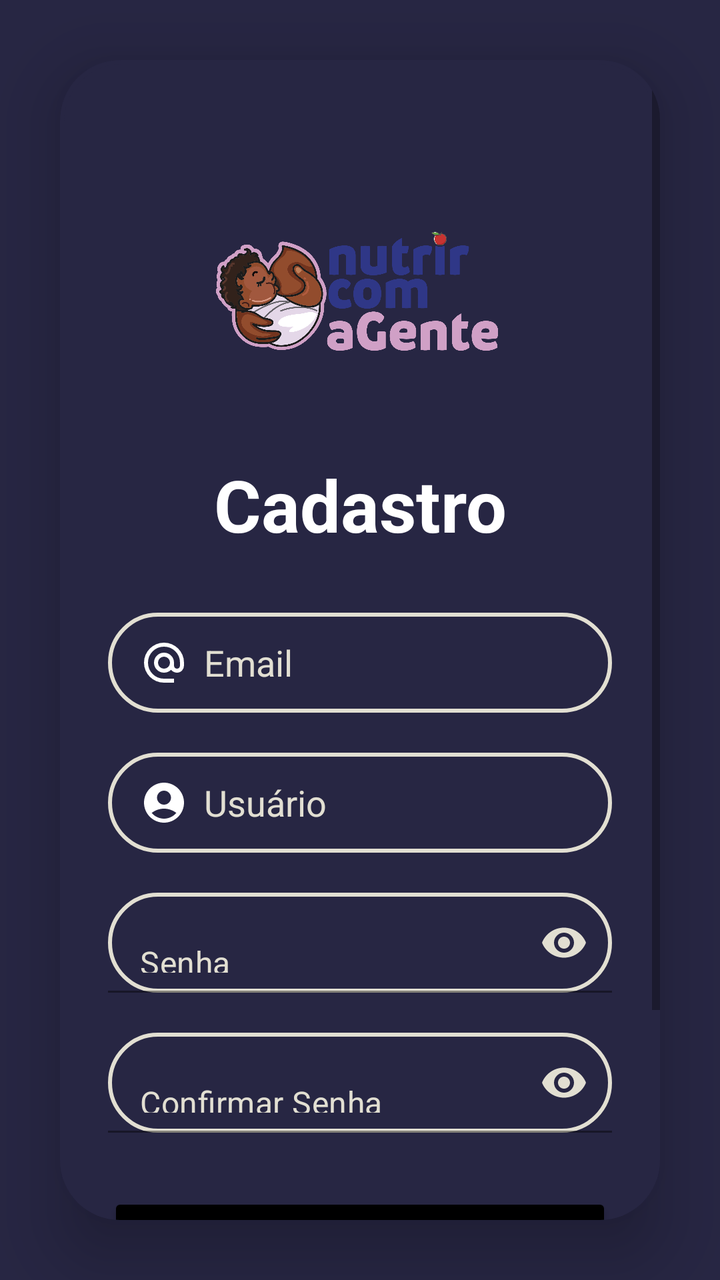
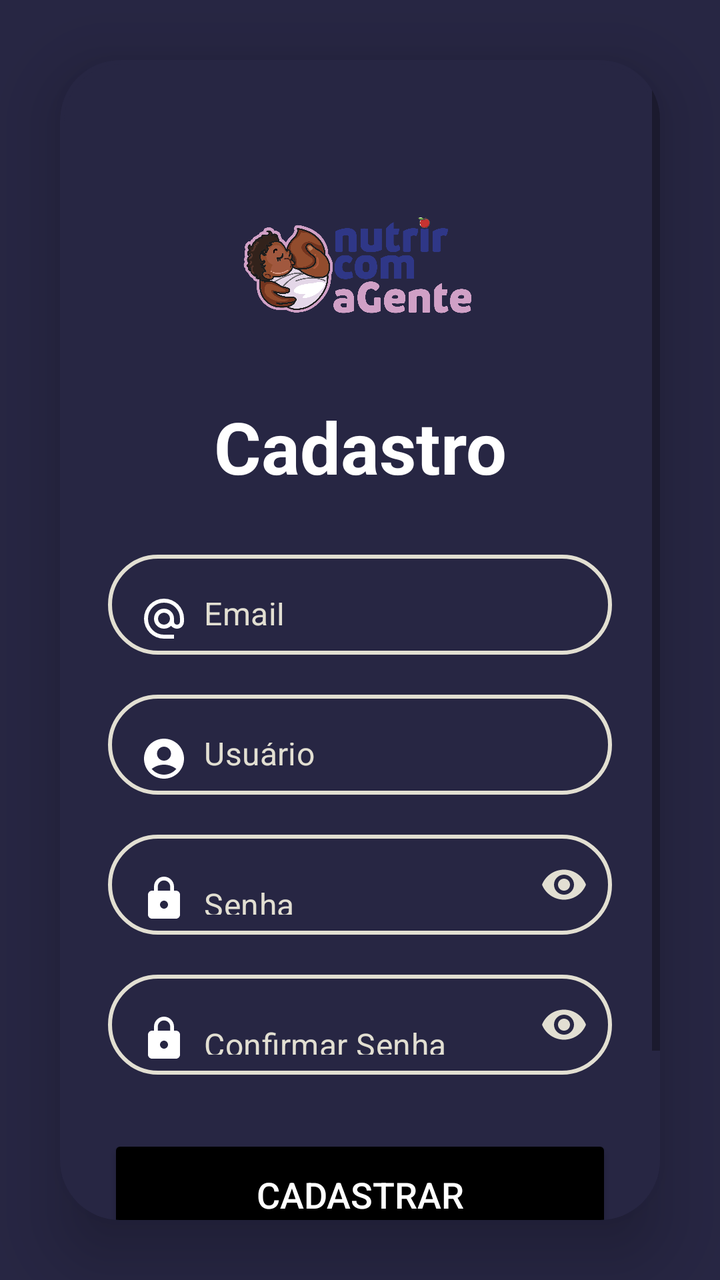

Screens rendered from an Android XML layout before and after an edit, with the pre-edit source and the edit as a unified diff.
<!-- AndroidManifest.xml: application theme Theme.NutrirAGente -->
<!-- res/layout/activity_signup.xml -->
<?xml version="1.0" encoding="utf-8"?>
<LinearLayout xmlns:android="http://schemas.android.com/apk/res/android"
    xmlns:app="http://schemas.android.com/apk/res-auto"
    xmlns:tools="http://schemas.android.com/tools"
    android:id="@+id/signupFragment"
    android:layout_width="match_parent"
    android:layout_height="match_parent"
    android:background="@color/blue_toolbar"
    android:fitsSystemWindows="true"
    android:gravity="center"
    android:orientation="vertical">


    <androidx.cardview.widget.CardView
        android:layout_width="match_parent"
        android:layout_height="wrap_content"
        android:layout_margin="30dp"
        android:backgroundTint="@color/blue_toolbar"
        app:cardCornerRadius="30dp"
        app:cardElevation="20dp">

        <ScrollView
            android:layout_width="match_parent"
            android:layout_height="match_parent">

    <LinearLayout
            android:layout_width="match_parent"
            android:layout_height="wrap_content"
            android:layout_gravity="center_horizontal"
            android:backgroundTint="@color/blue_toolbar"
            android:background="@drawable/custom_edittext"
            android:orientation="vertical"
            android:padding="24dp">


            <ImageView
                android:id="@+id/logopink_signup"
                android:layout_width="wrap_content"
                android:layout_height="150dp"
                android:layout_gravity="center_horizontal"
                android:layout_marginTop="24dp"
                android:src="@drawable/logopink"
                app:layout_constraintEnd_toEndOf="parent"
                app:layout_constraintStart_toStartOf="parent"
                app:layout_constraintTop_toTopOf="parent" />

            <TextView
                android:id="@+id/signupText"
                android:layout_width="match_parent"
                android:layout_height="wrap_content"
                android:text="Cadastro"
                android:textAlignment="center"
                android:textColor="@color/white"
                android:textSize="36sp"
                android:textStyle="bold" />

            <EditText
                android:id="@+id/signup_email"
                android:layout_width="match_parent"
                android:layout_height="50dp"
                android:layout_marginTop="30dp"
                android:background="@drawable/custom_edittexttwo"
                android:drawableLeft="@drawable/outline_alternate_email_24"
                android:drawablePadding="8dp"
                android:hint="Email"
                android:inputType="textEmailAddress"
                android:textColorHint="@color/Pearl"
                android:textColor="@color/white" />

            <EditText
                android:id="@+id/signup_username"
                android:layout_width="match_parent"
                android:layout_height="50dp"
                android:layout_marginTop="20dp"
                android:background="@drawable/custom_edittexttwo"
                android:drawableLeft="@drawable/baseline_account_circle_24"
                android:drawablePadding="8dp"
                android:hint="Usuário"
                android:inputType="text"
                android:textColorHint="@color/Pearl"
                android:textColor="@color/white" />

            <com.google.android.material.textfield.TextInputLayout
                android:layout_width="match_parent"
                android:layout_height="wrap_content"
                android:layout_marginTop="20dp"
                app:hintEnabled="false"
                app:passwordToggleEnabled="true"
                app:passwordToggleTint="@color/Pearl">
                <EditText
                    android:id="@+id/signup_password"
                    android:layout_width="match_parent"
                    android:layout_height="50dp"
                    android:background="@drawable/custom_edittexttwo"
                    android:drawableLeft="@drawable/baseline_lock_24"
                    android:drawablePadding="8dp"
                    android:hint="Senha"
                    android:inputType="textPassword"
                    android:textColorHint="@color/Pearl"
                    android:textColor="@color/white" />
            </com.google.android.material.textfield.TextInputLayout>

            <com.google.android.material.textfield.TextInputLayout
                android:layout_width="match_parent"
                android:layout_height="wrap_content"
                android:layout_marginTop="20dp"
                app:hintEnabled="false"
                app:passwordToggleEnabled="true"
                app:passwordToggleTint="@color/Pearl">
                <EditText
                    android:id="@+id/signup_confirm_password"
                    android:layout_width="match_parent"
                    android:layout_height="50dp"
                    android:background="@drawable/custom_edittexttwo"
                    android:drawableLeft="@drawable/baseline_lock_24"
                    android:drawablePadding="8dp"
                    android:hint="Confirmar Senha"
                    android:inputType="textPassword"
                    android:textColorHint="@color/Pearl"
                    android:textColor="@color/white" />
            </com.google.android.material.textfield.TextInputLayout>


            <Button
                android:id="@+id/signup_button"
                android:layout_width="match_parent"
                android:layout_height="60dp"
                android:layout_marginTop="30dp"
                android:backgroundTint="@color/button_state_list"
                android:text="Cadastrar"
                android:textColor="@color/white"
                android:textSize="18sp" />

           
            <TextView
                android:id="@+id/login_redirect_text"
                android:layout_width="match_parent"
                android:layout_height="wrap_content"
                android:layout_marginTop="20dp"
                android:padding="8dp"
                android:text="Já tem uma conta? Faça o login"
                android:textAlignment="center"
                android:textColor="@color/white"
                android:textSize="16sp" />




        </LinearLayout>
        </ScrollView>
    </androidx.cardview.widget.CardView>
</LinearLayout>
<!-- resources referenced by this layout -->
<resources>
  <color name="Pearl">#E2DFD2</color>
  <color name="blue_toolbar">#272643</color>
  <color name="white">#FFFFFFFF</color>
  <!-- drawable baseline_account_circle_24 (drawable) -->
  <vector xmlns:android="http://schemas.android.com/apk/res/android" android:height="24dp" android:tint="@color/white" android:viewportHeight="24" android:viewportWidth="24" android:width="24dp">
        
      <path android:fillColor="@android:color/white" android:pathData="M12,2C6.48,2 2,6.48 2,12s4.48,10 10,10s10,-4.48 10,-10S17.52,2 12,2zM12,6c1.93,0 3.5,1.57 3.5,3.5S13.93,13 12,13s-3.5,-1.57 -3.5,-3.5S10.07,6 12,6zM12,20c-2.03,0 -4.43,-0.82 -6.14,-2.88C7.55,15.8 9.68,15 12,15s4.45,0.8 6.14,2.12C16.43,19.18 14.03,20 12,20z"/>
      
  </vector>
  <!-- drawable baseline_lock_24 (drawable) -->
  <vector xmlns:android="http://schemas.android.com/apk/res/android" android:height="24dp" android:tint="@color/white" android:viewportHeight="24" android:viewportWidth="24" android:width="24dp">
        
      <path android:fillColor="@android:color/white" android:pathData="M18,8h-1L17,6c0,-2.76 -2.24,-5 -5,-5S7,3.24 7,6v2L6,8c-1.1,0 -2,0.9 -2,2v10c0,1.1 0.9,2 2,2h12c1.1,0 2,-0.9 2,-2L20,10c0,-1.1 -0.9,-2 -2,-2zM12,17c-1.1,0 -2,-0.9 -2,-2s0.9,-2 2,-2 2,0.9 2,2 -0.9,2 -2,2zM15.1,8L8.9,8L8.9,6c0,-1.71 1.39,-3.1 3.1,-3.1 1.71,0 3.1,1.39 3.1,3.1v2z"/>
      
  </vector>
  <!-- drawable custom_edittext (drawable) -->
  <?xml version="1.0" encoding="utf-8"?>
  <shape xmlns:android="http://schemas.android.com/apk/res/android"
      android:shape="rectangle">
  
      <stroke
          android:width = "2dp"
          android:color="@color/white" />
  
      <corners
          android:radius = "30dp"/>
  
  </shape>
  <!-- drawable custom_edittexttwo (drawable) -->
  <?xml version="1.0" encoding="utf-8"?>
  <shape xmlns:android="http://schemas.android.com/apk/res/android"
      android:shape="rectangle">
  
      <stroke
          android:width = "2dp"
          android:color="@color/Pearl" />
  
      <corners
          android:radius = "30dp"/>
  
      <padding
          android:left="16dp"
          android:right="16dp"/>
  
  </shape>
  <!-- drawable outline_alternate_email_24 (drawable) -->
  <vector xmlns:android="http://schemas.android.com/apk/res/android" android:height="24dp" android:tint="@color/white" android:viewportHeight="960" android:viewportWidth="960" android:width="24dp">
        
      <path android:fillColor="@android:color/white" android:pathData="M480,880Q397,880 324,848.5Q251,817 197,763Q143,709 111.5,636Q80,563 80,480Q80,397 111.5,324Q143,251 197,197Q251,143 324,111.5Q397,80 480,80Q563,80 636,111.5Q709,143 763,197Q817,251 848.5,324Q880,397 880,480L880,538Q880,597 839.5,638.5Q799,680 740,680Q705,680 674,665Q643,650 622,622Q593,651 556.5,665.5Q520,680 480,680Q397,680 338.5,621.5Q280,563 280,480Q280,397 338.5,338.5Q397,280 480,280Q563,280 621.5,338.5Q680,397 680,480L680,538Q680,564 697,582Q714,600 740,600Q766,600 783,582Q800,564 800,538L800,480Q800,346 707,253Q614,160 480,160Q346,160 253,253Q160,346 160,480Q160,614 253,707Q346,800 480,800L680,800L680,880L480,880ZM480,600Q530,600 565,565Q600,530 600,480Q600,430 565,395Q530,360 480,360Q430,360 395,395Q360,430 360,480Q360,530 395,565Q430,600 480,600Z"/>
      
  </vector>
  <style name="Theme.NutrirAGente" parent="Theme.MaterialComponents.Light.NoActionBar">
          
          <item name="colorPrimary">@color/purple_500</item>
          <item name="colorPrimaryVariant">@color/blue_toolbar</item>
          <item name="colorOnPrimary">@color/white</item>
          <item name="colorOnPrimaryFixedVariant">@color/blue_toolbar</item>
          
          <item name="colorSecondary">@color/teal_200</item>
          <item name="colorSecondaryVariant">@color/teal_700</item>
          <item name="colorOnSecondary">@color/black</item>
          
          <item name="android:statusBarColor">@color/blue_toolbar</item>
          
      </style>
  <color name="purple_500">#FF6200EE</color>
  <color name="teal_200">#FF03DAC5</color>
  <color name="teal_700">#FF018786</color>
  <color name="black">#FF000000</color>
  <!-- unchanged entries left out for length: 1 -->
</resources>

<!-- the commit's change to res/layout/activity_signup.xml (unified diff, before → after) -->
@@ -9,7 +9,6 @@
     android:fitsSystemWindows="true"
     android:gravity="center"
     android:orientation="vertical">
-
 
     <androidx.cardview.widget.CardView
         android:layout_width="match_parent"
@@ -23,130 +22,151 @@
             android:layout_width="match_parent"
             android:layout_height="match_parent">
 
-    <LinearLayout
-            android:layout_width="match_parent"
-            android:layout_height="wrap_content"
-            android:layout_gravity="center_horizontal"
-            android:backgroundTint="@color/blue_toolbar"
-            android:background="@drawable/custom_edittext"
-            android:orientation="vertical"
-            android:padding="24dp">
-
-
-            <ImageView
-                android:id="@+id/logopink_signup"
-                android:layout_width="wrap_content"
-                android:layout_height="150dp"
-                android:layout_gravity="center_horizontal"
-                android:layout_marginTop="24dp"
-                android:src="@drawable/logopink"
-                app:layout_constraintEnd_toEndOf="parent"
-                app:layout_constraintStart_toStartOf="parent"
-                app:layout_constraintTop_toTopOf="parent" />
-
-            <TextView
-                android:id="@+id/signupText"
+            <LinearLayout
                 android:layout_width="match_parent"
                 android:layout_height="wrap_content"
-                android:text="Cadastro"
-                android:textAlignment="center"
-                android:textColor="@color/white"
-                android:textSize="36sp"
-                android:textStyle="bold" />
+                android:layout_gravity="center_horizontal"
+                android:background="@drawable/custom_edittext"
+                android:backgroundTint="@color/blue_toolbar"
+                android:orientation="vertical"
+                android:padding="24dp">
 
-            <EditText
-                android:id="@+id/signup_email"
-                android:layout_width="match_parent"
-                android:layout_height="50dp"
-                android:layout_marginTop="30dp"
-                android:background="@drawable/custom_edittexttwo"
-                android:drawableLeft="@drawable/outline_alternate_email_24"
-                android:drawablePadding="8dp"
-                android:hint="Email"
-                android:inputType="textEmailAddress"
-                android:textColorHint="@color/Pearl"
-                android:textColor="@color/white" />
+                <ImageView
+                    android:id="@+id/logopink_signup"
+                    android:layout_width="276dp"
+                    android:layout_height="121dp"
+                    android:layout_gravity="center_horizontal"
+                    android:layout_marginTop="24dp"
+                    android:src="@drawable/logopink" />
 
-            <EditText
-                android:id="@+id/signup_username"
-                android:layout_width="match_parent"
-                android:layout_height="50dp"
-                android:layout_marginTop="20dp"
-                android:background="@drawable/custom_edittexttwo"
-                android:drawableLeft="@drawable/baseline_account_circle_24"
-                android:drawablePadding="8dp"
-                android:hint="Usuário"
-                android:inputType="text"
-                android:textColorHint="@color/Pearl"
-                android:textColor="@color/white" />
+                <TextView
+                    android:id="@+id/signupText"
+                    android:layout_width="match_parent"
+                    android:layout_height="wrap_content"
+                    android:text="Cadastro"
+                    android:textAlignment="center"
+                    android:textColor="@color/white"
+                    android:textSize="36sp"
+                    android:textStyle="bold" />
 
-            <com.google.android.material.textfield.TextInputLayout
-                android:layout_width="match_parent"
-                android:layout_height="wrap_content"
-                android:layout_marginTop="20dp"
-                app:hintEnabled="false"
-                app:passwordToggleEnabled="true"
-                app:passwordToggleTint="@color/Pearl">
-                <EditText
-                    android:id="@+id/signup_password"
+                
+                <com.google.android.material.textfield.TextInputLayout
                     android:layout_width="match_parent"
-                    android:layout_height="50dp"
-                    android:background="@drawable/custom_edittexttwo"
-                    android:drawableLeft="@drawable/baseline_lock_24"
-                    android:drawablePadding="8dp"
-                    android:hint="Senha"
-                    android:inputType="textPassword"
-                    android:textColorHint="@color/Pearl"
-                    android:textColor="@color/white" />
-            </com.google.android.material.textfield.TextInputLayout>
+                    android:layout_height="wrap_content"
+                    android:layout_marginTop="30dp"
+                    app:hintEnabled="false"
+                    app:boxBackgroundMode="none">
 
-            <com.google.android.material.textfield.TextInputLayout
-                android:layout_width="match_parent"
-                android:layout_height="wrap_content"
-                android:layout_marginTop="20dp"
-                app:hintEnabled="false"
-                app:passwordToggleEnabled="true"
-                app:passwordToggleTint="@color/Pearl">
-                <EditText
-                    android:id="@+id/signup_confirm_password"
+                    <com.google.android.material.textfield.TextInputEditText
+                        android:id="@+id/signup_email"
+                        android:layout_width="match_parent"
+                        android:layout_height="50dp"
+                        android:background="@drawable/custom_edittexttwo"
+                        android:drawableStart="@drawable/outline_alternate_email_24"
+                        android:drawablePadding="8dp"
+                        android:hint="Email"
+                        android:inputType="textEmailAddress"
+                        android:paddingStart="16dp"
+                        android:paddingEnd="16dp"
+                        android:textColor="@color/white"
+                        android:textColorHint="@color/Pearl" />
+                </com.google.android.material.textfield.TextInputLayout>
+
+                
+                <com.google.android.material.textfield.TextInputLayout
                     android:layout_width="match_parent"
-                    android:layout_height="50dp"
-                    android:background="@drawable/custom_edittexttwo"
-                    android:drawableLeft="@drawable/baseline_lock_24"
-                    android:drawablePadding="8dp"
-                    android:hint="Confirmar Senha"
-                    android:inputType="textPassword"
-                    android:textColorHint="@color/Pearl"
-                    android:textColor="@color/white" />
-            </com.google.android.material.textfield.TextInputLayout>
+                    android:layout_height="wrap_content"
+                    android:layout_marginTop="20dp"
+                    app:hintEnabled="false"
+                    app:boxBackgroundMode="none">
 
+                    <com.google.android.material.textfield.TextInputEditText
+                        android:id="@+id/signup_username"
+                        android:layout_width="match_parent"
+                        android:layout_height="50dp"
+                        android:background="@drawable/custom_edittexttwo"
+                        android:drawableStart="@drawable/baseline_account_circle_24"
+                        android:drawablePadding="8dp"
+                        android:hint="Usuário"
+                        android:inputType="text"
+                        android:paddingStart="16dp"
+                        android:paddingEnd="16dp"
+                        android:textColor="@color/white"
+                        android:textColorHint="@color/Pearl" />
+                </com.google.android.material.textfield.TextInputLayout>
 
-            <Button
-                android:id="@+id/signup_button"
-                android:layout_width="match_parent"
-                android:layout_height="60dp"
-                android:layout_marginTop="30dp"
-                android:backgroundTint="@color/button_state_list"
-                android:text="Cadastrar"
-                android:textColor="@color/white"
-                android:textSize="18sp" />
+                
+                <com.google.android.material.textfield.TextInputLayout
+                    android:layout_width="match_parent"
+                    android:layout_height="wrap_content"
+                    android:layout_marginTop="20dp"
+                    app:hintEnabled="false"
+                    app:boxBackgroundMode="none"
+                    app:passwordToggleEnabled="true"
+                    app:passwordToggleTint="@color/Pearl">
 
-           
-            <TextView
-                android:id="@+id/login_redirect_text"
-                android:layout_width="match_parent"
-                android:layout_height="wrap_content"
-                android:layout_marginTop="20dp"
-                android:padding="8dp"
-                android:text="Já tem uma conta? Faça o login"
-                android:textAlignment="center"
-                android:textColor="@color/white"
-                android:textSize="16sp" />
+                    <com.google.android.material.textfield.TextInputEditText
+                        android:id="@+id/signup_password"
+                        android:layout_width="match_parent"
+                        android:layout_height="50dp"
+                        android:background="@drawable/custom_edittexttwo"
+                        android:drawableStart="@drawable/baseline_lock_24"
+                        android:drawablePadding="8dp"
+                        android:hint="Senha"
+                        android:inputType="textPassword"
+                        android:paddingStart="16dp"
+                        android:paddingEnd="16dp"
+                        android:textColor="@color/white"
+                        android:textColorHint="@color/Pearl" />
+                </com.google.android.material.textfield.TextInputLayout>
 
+                
+                <com.google.android.material.textfield.TextInputLayout
+                    android:layout_width="match_parent"
+                    android:layout_height="wrap_content"
+                    android:layout_marginTop="20dp"
+                    app:hintEnabled="false"
+                    app:boxBackgroundMode="none"
+                    app:passwordToggleEnabled="true"
+                    app:passwordToggleTint="@color/Pearl">
 
+                    <com.google.android.material.textfield.TextInputEditText
+                        android:id="@+id/signup_confirm_password"
+                        android:layout_width="match_parent"
+                        android:layout_height="50dp"
+                        android:background="@drawable/custom_edittexttwo"
+                        android:drawableStart="@drawable/baseline_lock_24"
+                        android:drawablePadding="8dp"
+                        android:hint="Confirmar Senha"
+                        android:inputType="textPassword"
+                        android:paddingStart="16dp"
+                        android:paddingEnd="16dp"
+                        android:textColor="@color/white"
+                        android:textColorHint="@color/Pearl" />
+                </com.google.android.material.textfield.TextInputLayout>
 
+                <Button
+                    android:id="@+id/signup_button"
+                    android:layout_width="match_parent"
+                    android:layout_height="60dp"
+                    android:layout_marginTop="30dp"
+                    android:backgroundTint="@color/button_state_list"
+                    android:text="Cadastrar"
+                    android:textColor="@color/white"
+                    android:textSize="18sp" />
 
-        </LinearLayout>
+                <TextView
+                    android:id="@+id/login_redirect_text"
+                    android:layout_width="300dp"
+                    android:layout_height="wrap_content"
+                    android:layout_marginTop="20dp"
+                    android:padding="8dp"
+                    android:text="Já tem uma conta? Faça o login"
+                    android:textAlignment="center"
+                    android:textColor="@color/white"
+                    android:textSize="16sp" />
+
+            </LinearLayout>
         </ScrollView>
     </androidx.cardview.widget.CardView>
 </LinearLayout>
